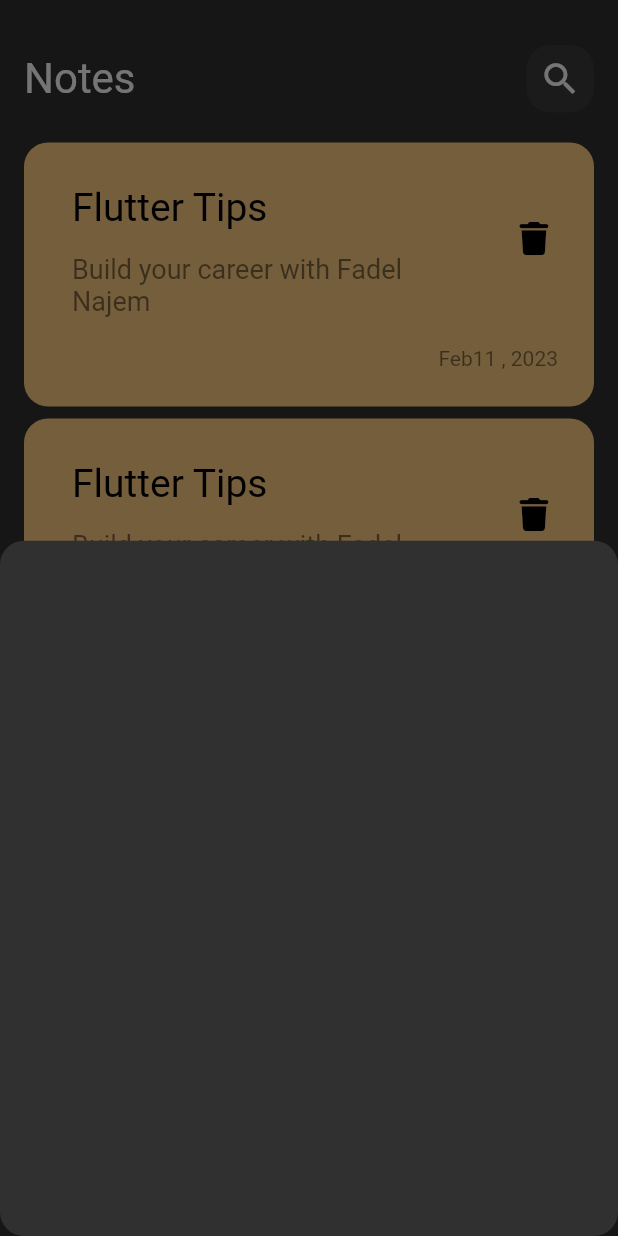
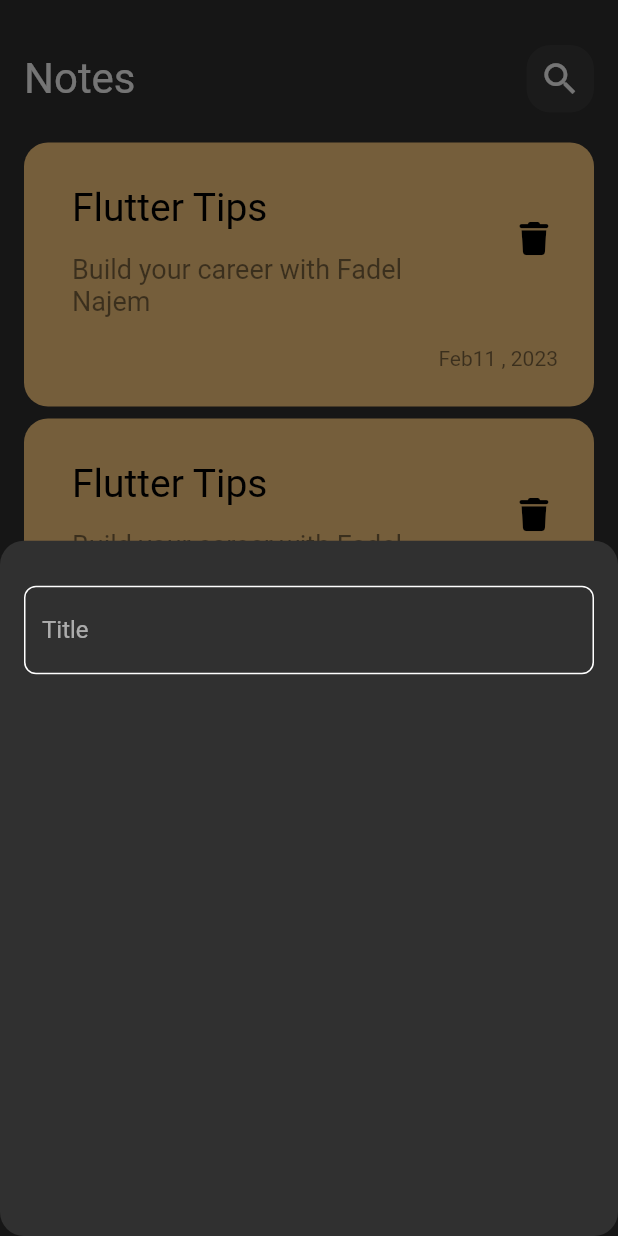
Before and after one commit to fadelnajem/notes_app, a Flutter app: the screen it shows after launch, after a tap on the "add" icon, on a phone screen of 412 x 824 dp. Run offline on Flutter 3.47's test engine with Material 2 defaults, Android fonts, the phone set to English and light mode, and no system bars; our stand-ins replace font_awesome_flutter.

Commit message:
create custom text field

```diff
--- /dev/null
+++ b/lib/constants.dart
@@ -0,0 +1,3 @@
+import 'package:flutter/material.dart';
+
+const kprimaryColor = Color(0xff62fcd7);
--- a/lib/widget/add_note_bottom_sheet.dart
+++ b/lib/widget/add_note_bottom_sheet.dart
@@ -1,11 +1,22 @@
 import 'package:flutter/material.dart';
 
+import 'custom_text_field.dart';
 
 class AddNoteBottomSheet extends StatelessWidget {
   const AddNoteBottomSheet({super.key});
 
   @override
   Widget build(BuildContext context) {
-    return Container();
+    return Padding(
+      padding: const EdgeInsets.symmetric(horizontal: 16),
+      child: Column(
+        children: const [
+          SizedBox(
+            height: 30,
+          ),
+          CustomTextField(),
+        ],
+      ),
+    );
   }
 }
--- /dev/null
+++ b/lib/widget/custom_text_field.dart
@@ -0,0 +1,29 @@
+import 'package:flutter/material.dart';
+
+import 'package:notes_app/constants.dart';
+
+class CustomTextField extends StatelessWidget {
+  const CustomTextField({super.key});
+
+  @override
+  Widget build(BuildContext context) {
+    return TextField(
+      cursorColor: kprimaryColor,
+      decoration: InputDecoration(
+        hintText: 'Title',
+        border: buildBorder(),
+        enabledBorder: buildBorder(),
+        focusedBorder: buildBorder(kprimaryColor),
+      ),
+    );
+  }
+
+  OutlineInputBorder buildBorder([color]) {
+    return OutlineInputBorder(
+      borderRadius: BorderRadius.circular(8),
+      borderSide: BorderSide(
+        color: color ?? Colors.white,
+      ),
+    );
+  }
+}
```
